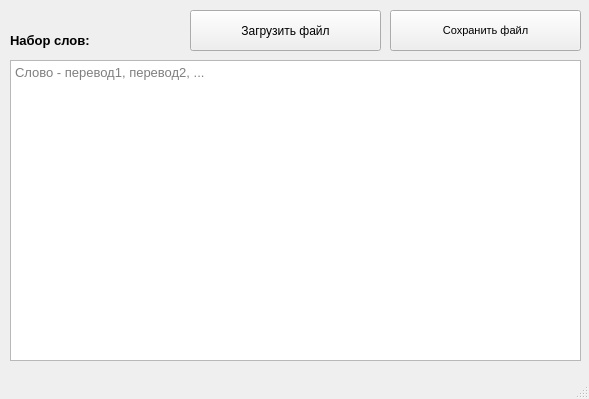
Qt form startWindow.ui (OOLMrStone/project-1535-10) before a commit.
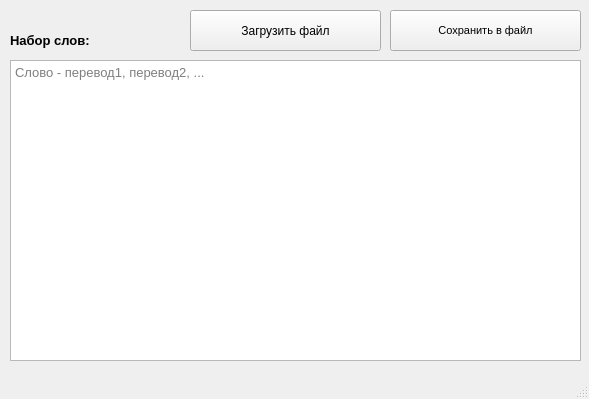
The same form after that commit.

Patch:
```diff
--- a/startWindow.ui
+++ b/startWindow.ui
@@ -81,7 +81,7 @@
      </font>
     </property>
     <property name="text">
-     <string>Сохранить файл</string>
+     <string>Сохранить в файл</string>
     </property>
    </widget>
   </widget>
```
